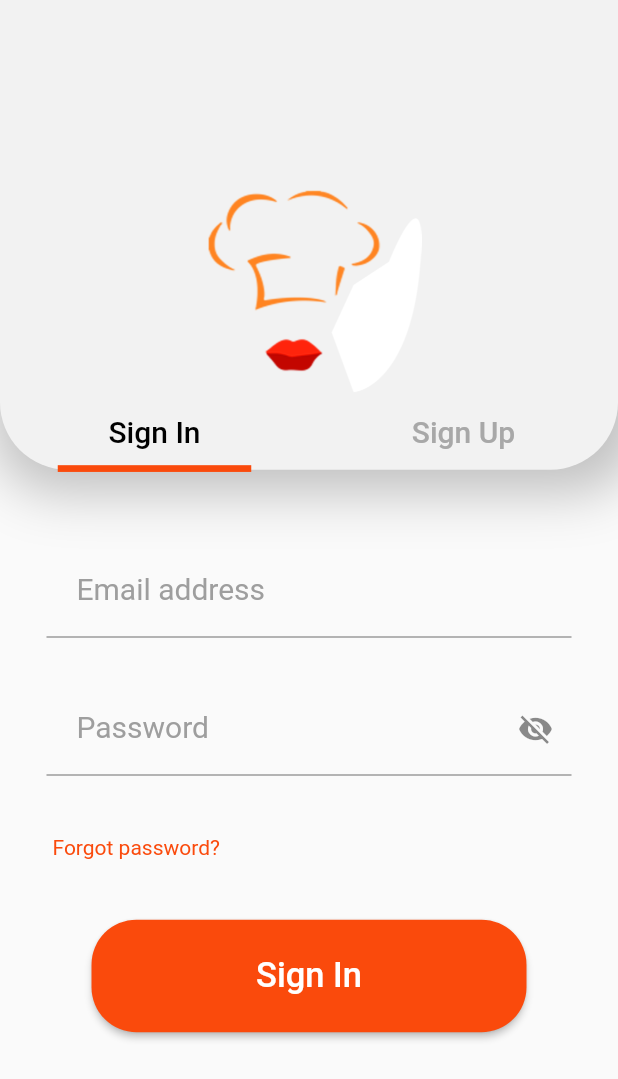
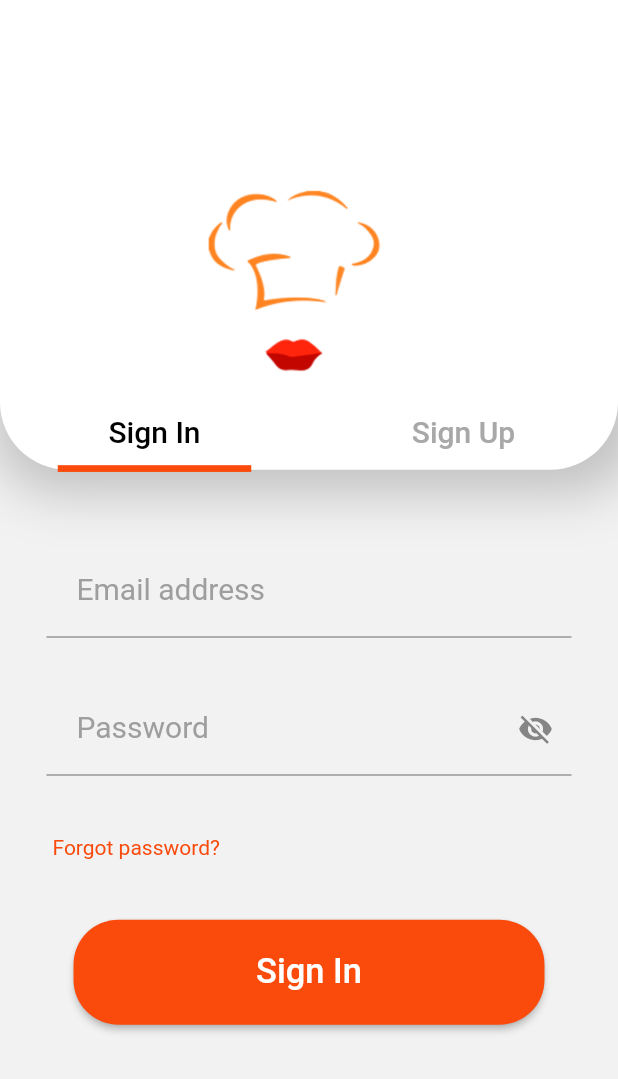
Before and after one commit to thanhpro070301/food_app, a Flutter app: the screen it shows after launch, after a tap on "Get starteed", on a phone screen of 412 x 824 dp. Shown: the top 1079 px of the screen. Run offline on Flutter 3.47's test engine with Material 2 defaults, Android fonts, the phone set to English and light mode, and no system bars; our stand-ins replace dio, flutter_riverpod, flutter_svg, fluttertoast, fpdart, freezed_annotation.

Commit message:
hidden pass

```diff
--- a/lib/common_widgets/widget/button_food_app.dart
+++ b/lib/common_widgets/widget/button_food_app.dart
@@ -18,7 +18,7 @@ class ButtonFoodApp extends StatelessWidget {
       onPressed: onTap,
       style: ElevatedButton.styleFrom(
           backgroundColor: color,
-          fixedSize: const Size(290, 75),
+          fixedSize: const Size(314, 70),
           shape:
               RoundedRectangleBorder(borderRadius: BorderRadius.circular(30))),
       child: Text(
--- a/lib/features/auth/signin_signup_screen.dart
+++ b/lib/features/auth/signin_signup_screen.dart
@@ -42,13 +42,14 @@ class _LoginSignUpScreenState extends State<SignInSignUpScreen>
   Widget build(BuildContext context) {
     final height = MediaQuery.of(context).size.height;
     return Scaffold(
+      backgroundColor: const Color(0xFFF2F2F2),
       body: SafeArea(
         child: Column(
           children: [
             Container(
               height: height * 0.38,
               decoration: const BoxDecoration(
-                color: Color(0xFFF2F2F2),
+                color: Palette.whiteColor,
                 boxShadow: [
                   BoxShadow(
                     color: Color.fromARGB(255, 192, 192, 192),
```
